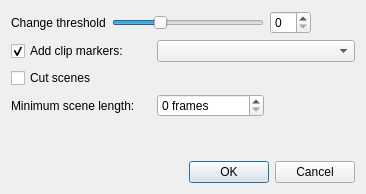
First picture: the form in src/ui/scenecutdialog_ui.ui, repository KDE/kdenlive, before the edit.
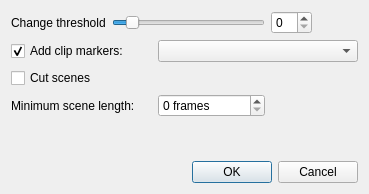
Second picture: the form after the edit.

Commit message: [Scene Split] reimplement threshold

The edit to the form file:
```diff
--- a/src/ui/scenecutdialog_ui.ui
+++ b/src/ui/scenecutdialog_ui.ui
@@ -6,7 +6,7 @@
    <rect>
     <x>0</x>
     <y>0</y>
-    <width>366</width>
+    <width>369</width>
     <height>194</height>
    </rect>
   </property>
@@ -77,7 +77,7 @@
       <number>1</number>
      </property>
      <property name="value">
-      <number>30</number>
+      <number>10</number>
      </property>
      <property name="orientation">
       <enum>Qt::Horizontal</enum>
```
The commit also changes 2 other files.
